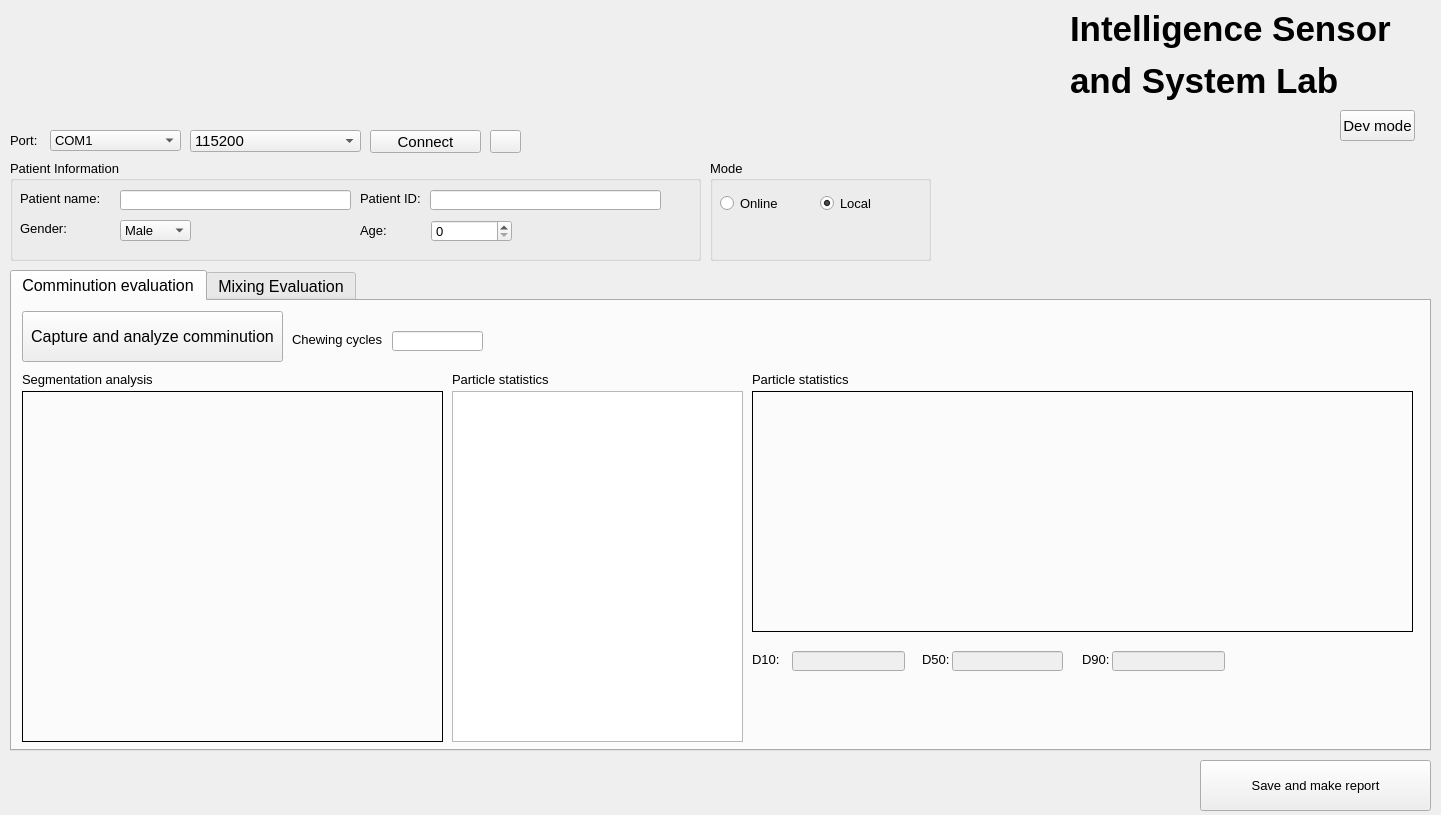
Old version of the form view/main_window.ui in the repository longbach2811/pmes-gui-app.
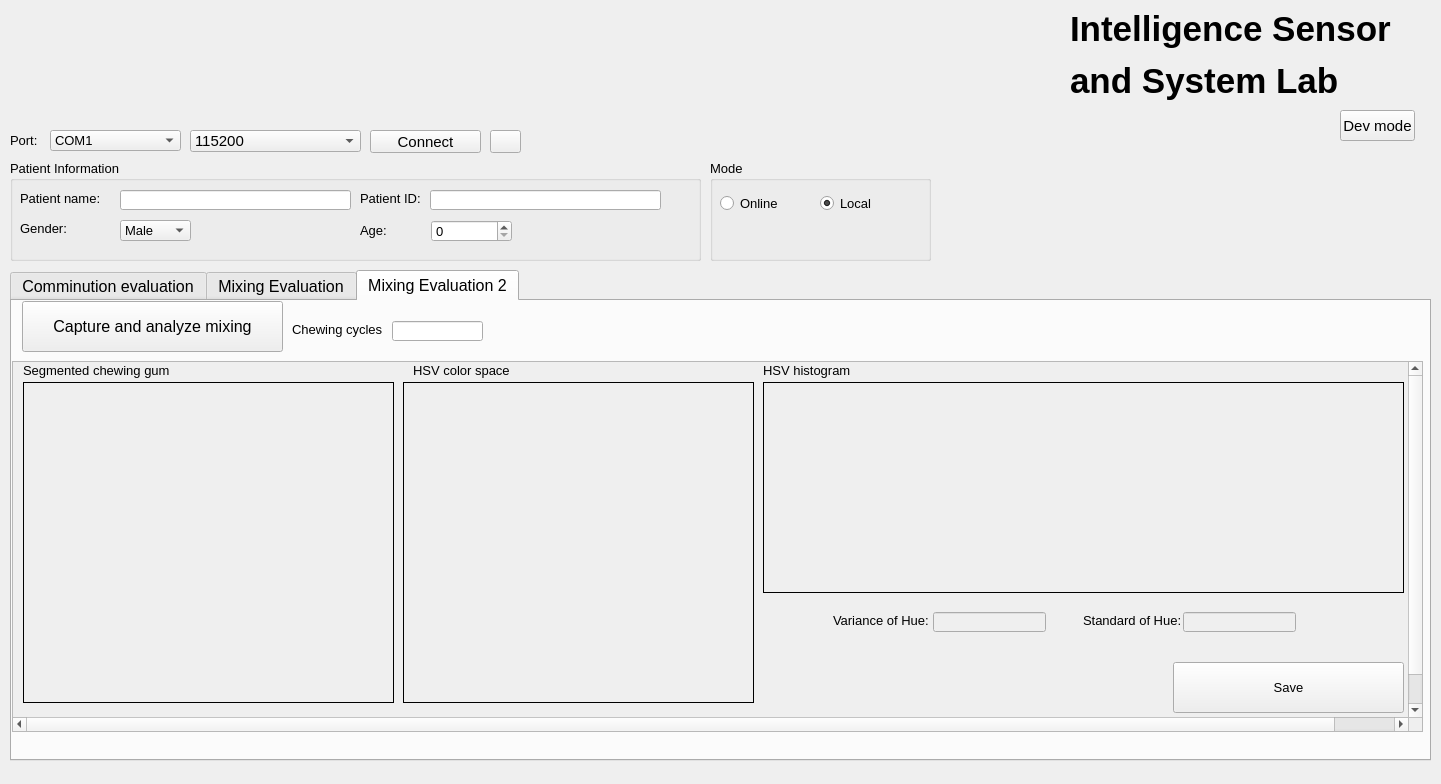
New version of the form. Icons and pictures are not drawn.

Commit message: Add save button to save the dataset

Patch:
```diff
--- a/view/main_window.ui
+++ b/view/main_window.ui
@@ -7,7 +7,7 @@
     <x>0</x>
     <y>0</y>
     <width>1441</width>
-    <height>815</height>
+    <height>784</height>
    </rect>
   </property>
   <property name="sizePolicy">
@@ -61,7 +61,7 @@
      <x>10</x>
      <y>270</y>
      <width>1421</width>
-     <height>481</height>
+     <height>491</height>
     </rect>
    </property>
    <property name="font">
@@ -70,7 +70,7 @@
     </font>
    </property>
    <property name="currentIndex">
-    <number>0</number>
+    <number>2</number>
    </property>
    <widget class="QWidget" name="tab">
     <attribute name="title">
@@ -767,6 +767,368 @@
      </property>
     </widget>
    </widget>
+   <widget class="QWidget" name="tab_2">
+    <attribute name="title">
+     <string>Mixing Evaluation 2</string>
+    </attribute>
+    <widget class="QScrollArea" name="scrollArea_2">
+     <property name="geometry">
+      <rect>
+       <x>0</x>
+       <y>60</y>
+       <width>1411</width>
+       <height>371</height>
+      </rect>
+     </property>
+     <property name="layoutDirection">
+      <enum>Qt::LeftToRight</enum>
+     </property>
+     <property name="widgetResizable">
+      <bool>false</bool>
+     </property>
+     <widget class="QWidget" name="scrollAreaWidgetContents_8">
+      <property name="geometry">
+       <rect>
+        <x>0</x>
+        <y>0</y>
+        <width>1459</width>
+        <height>389</height>
+       </rect>
+      </property>
+      <widget class="QLineEdit" name="sdh_box_3">
+       <property name="enabled">
+        <bool>false</bool>
+       </property>
+       <property name="geometry">
+        <rect>
+         <x>1170</x>
+         <y>250</y>
+         <width>113</width>
+         <height>20</height>
+        </rect>
+       </property>
+       <property name="sizePolicy">
+        <sizepolicy hsizetype="Expanding" vsizetype="Expanding">
+         <horstretch>2</horstretch>
+         <verstretch>2</verstretch>
+        </sizepolicy>
+       </property>
+       <property name="font">
+        <font>
+         <pointsize>10</pointsize>
+        </font>
+       </property>
+      </widget>
+      <widget class="QLineEdit" name="voh_box_3">
+       <property name="enabled">
+        <bool>false</bool>
+       </property>
+       <property name="geometry">
+        <rect>
+         <x>920</x>
+         <y>250</y>
+         <width>113</width>
+         <height>20</height>
+        </rect>
+       </property>
+       <property name="sizePolicy">
+        <sizepolicy hsizetype="Expanding" vsizetype="Expanding">
+         <horstretch>2</horstretch>
+         <verstretch>2</verstretch>
+        </sizepolicy>
+       </property>
+       <property name="font">
+        <font>
+         <pointsize>10</pointsize>
+        </font>
+       </property>
+      </widget>
+      <widget class="QLabel" name="mixing_capture_pb_2">
+       <property name="geometry">
+        <rect>
+         <x>10</x>
+         <y>20</y>
+         <width>371</width>
+         <height>321</height>
+        </rect>
+       </property>
+       <property name="sizePolicy">
+        <sizepolicy hsizetype="Expanding" vsizetype="Expanding">
+         <horstretch>2</horstretch>
+         <verstretch>2</verstretch>
+        </sizepolicy>
+       </property>
+       <property name="font">
+        <font>
+         <pointsize>10</pointsize>
+        </font>
+       </property>
+       <property name="frameShape">
+        <enum>QFrame::Panel</enum>
+       </property>
+       <property name="text">
+        <string/>
+       </property>
+      </widget>
+      <widget class="QLabel" name="label_75">
+       <property name="geometry">
+        <rect>
+         <x>1070</x>
+         <y>250</y>
+         <width>101</width>
+         <height>16</height>
+        </rect>
+       </property>
+       <property name="sizePolicy">
+        <sizepolicy hsizetype="Expanding" vsizetype="Expanding">
+         <horstretch>2</horstretch>
+         <verstretch>2</verstretch>
+        </sizepolicy>
+       </property>
+       <property name="font">
+        <font>
+         <pointsize>10</pointsize>
+        </font>
+       </property>
+       <property name="text">
+        <string>Standard of Hue:</string>
+       </property>
+      </widget>
+      <widget class="QLabel" name="mixing_histogram_pb_2">
+       <property name="geometry">
+        <rect>
+         <x>750</x>
+         <y>20</y>
+         <width>641</width>
+         <height>211</height>
+        </rect>
+       </property>
+       <property name="sizePolicy">
+        <sizepolicy hsizetype="Expanding" vsizetype="Expanding">
+         <horstretch>2</horstretch>
+         <verstretch>2</verstretch>
+        </sizepolicy>
+       </property>
+       <property name="font">
+        <font>
+         <pointsize>10</pointsize>
+        </font>
+       </property>
+       <property name="frameShape">
+        <enum>QFrame::Box</enum>
+       </property>
+       <property name="text">
+        <string/>
+       </property>
+      </widget>
+      <widget class="QLabel" name="mixing_hsv_pb_2">
+       <property name="geometry">
+        <rect>
+         <x>390</x>
+         <y>20</y>
+         <width>351</width>
+         <height>321</height>
+        </rect>
+       </property>
+       <property name="sizePolicy">
+        <sizepolicy hsizetype="Expanding" vsizetype="Expanding">
+         <horstretch>2</horstretch>
+         <verstretch>2</verstretch>
+        </sizepolicy>
+       </property>
+       <property name="font">
+        <font>
+         <pointsize>10</pointsize>
+        </font>
+       </property>
+       <property name="frameShape">
+        <enum>QFrame::Panel</enum>
+       </property>
+       <property name="text">
+        <string/>
+       </property>
+      </widget>
+      <widget class="QLabel" name="label_76">
+       <property name="geometry">
+        <rect>
+         <x>10</x>
+         <y>0</y>
+         <width>151</width>
+         <height>16</height>
+        </rect>
+       </property>
+       <property name="sizePolicy">
+        <sizepolicy hsizetype="Expanding" vsizetype="Expanding">
+         <horstretch>2</horstretch>
+         <verstretch>2</verstretch>
+        </sizepolicy>
+       </property>
+       <property name="font">
+        <font>
+         <pointsize>10</pointsize>
+        </font>
+       </property>
+       <property name="text">
+        <string>Segmented chewing gum</string>
+       </property>
+      </widget>
+      <widget class="QLabel" name="label_77">
+       <property name="geometry">
+        <rect>
+         <x>750</x>
+         <y>0</y>
+         <width>151</width>
+         <height>16</height>
+        </rect>
+       </property>
+       <property name="sizePolicy">
+        <sizepolicy hsizetype="Expanding" vsizetype="Expanding">
+         <horstretch>2</horstretch>
+         <verstretch>2</verstretch>
+        </sizepolicy>
+       </property>
+       <property name="font">
+        <font>
+         <pointsize>10</pointsize>
+        </font>
+       </property>
+       <property name="text">
+        <string>HSV histogram</string>
+       </property>
+      </widget>
+      <widget class="QLabel" name="label_78">
+       <property name="geometry">
+        <rect>
+         <x>820</x>
+         <y>250</y>
+         <width>101</width>
+         <height>16</height>
+        </rect>
+       </property>
+       <property name="sizePolicy">
+        <sizepolicy hsizetype="Expanding" vsizetype="Expanding">
+         <horstretch>2</horstretch>
+         <verstretch>2</verstretch>
+        </sizepolicy>
+       </property>
+       <property name="font">
+        <font>
+         <pointsize>10</pointsize>
+        </font>
+       </property>
+       <property name="text">
+        <string>Variance of Hue:</string>
+       </property>
+      </widget>
+      <widget class="QLabel" name="label_79">
+       <property name="geometry">
+        <rect>
+         <x>400</x>
+         <y>0</y>
+         <width>151</width>
+         <height>16</height>
+        </rect>
+       </property>
+       <property name="sizePolicy">
+        <sizepolicy hsizetype="Expanding" vsizetype="Expanding">
+         <horstretch>2</horstretch>
+         <verstretch>2</verstretch>
+        </sizepolicy>
+       </property>
+       <property name="font">
+        <font>
+         <pointsize>10</pointsize>
+        </font>
+       </property>
+       <property name="text">
+        <string>HSV color space</string>
+       </property>
+      </widget>
+      <widget class="QPushButton" name="save_mixing_btn_2">
+       <property name="geometry">
+        <rect>
+         <x>1160</x>
+         <y>300</y>
+         <width>231</width>
+         <height>51</height>
+        </rect>
+       </property>
+       <property name="sizePolicy">
+        <sizepolicy hsizetype="Expanding" vsizetype="Expanding">
+         <horstretch>2</horstretch>
+         <verstretch>2</verstretch>
+        </sizepolicy>
+       </property>
+       <property name="font">
+        <font>
+         <pointsize>10</pointsize>
+        </font>
+       </property>
+       <property name="text">
+        <string>Save</string>
+       </property>
+      </widget>
+     </widget>
+    </widget>
+    <widget class="QLabel" name="label_80">
+     <property name="geometry">
+      <rect>
+       <x>280</x>
+       <y>20</y>
+       <width>91</width>
+       <height>16</height>
+      </rect>
+     </property>
+     <property name="sizePolicy">
+      <sizepolicy hsizetype="Expanding" vsizetype="Expanding">
+       <horstretch>2</horstretch>
+       <verstretch>2</verstretch>
+      </sizepolicy>
+     </property>
+     <property name="font">
+      <font>
+       <pointsize>10</pointsize>
+      </font>
+     </property>
+     <property name="text">
+      <string>Chewing cycles:</string>
+     </property>
+    </widget>
+    <widget class="QPushButton" name="analyze_mixing_btn_2">
+     <property name="geometry">
+      <rect>
+       <x>10</x>
+       <y>0</y>
+       <width>261</width>
+       <height>51</height>
+      </rect>
+     </property>
+     <property name="text">
+      <string>Capture and analyze mixing</string>
+     </property>
+    </widget>
+    <widget class="QLineEdit" name="cycle_b_3">
+     <property name="geometry">
+      <rect>
+       <x>380</x>
+       <y>20</y>
+       <width>91</width>
+       <height>20</height>
+      </rect>
+     </property>
+     <property name="sizePolicy">
+      <sizepolicy hsizetype="Expanding" vsizetype="Expanding">
+       <horstretch>2</horstretch>
+       <verstretch>2</verstretch>
+      </sizepolicy>
+     </property>
+     <property name="font">
+      <font>
+       <pointsize>10</pointsize>
+      </font>
+     </property>
+    </widget>
+   </widget>
   </widget>
   <widget class="QLabel" name="label">
    <property name="geometry">
@@ -1310,30 +1672,6 @@
     </property>
    </widget>
   </widget>
-  <widget class="QPushButton" name="pushButton">
-   <property name="geometry">
-    <rect>
-     <x>1200</x>
-     <y>760</y>
-     <width>231</width>
-     <height>51</height>
-    </rect>
-   </property>
-   <property name="sizePolicy">
-    <sizepolicy hsizetype="Expanding" vsizetype="Expanding">
-     <horstretch>2</horstretch>
-     <verstretch>2</verstretch>
-    </sizepolicy>
-   </property>
-   <property name="font">
-    <font>
-     <pointsize>10</pointsize>
-    </font>
-   </property>
-   <property name="text">
-    <string>Save and make report</string>
-   </property>
-  </widget>
   <widget class="QLabel" name="label_69">
    <property name="geometry">
     <rect>
```
Left out of the diff: 80 changed lines with no effect on the pictures. The commit also changes 2 other files.
